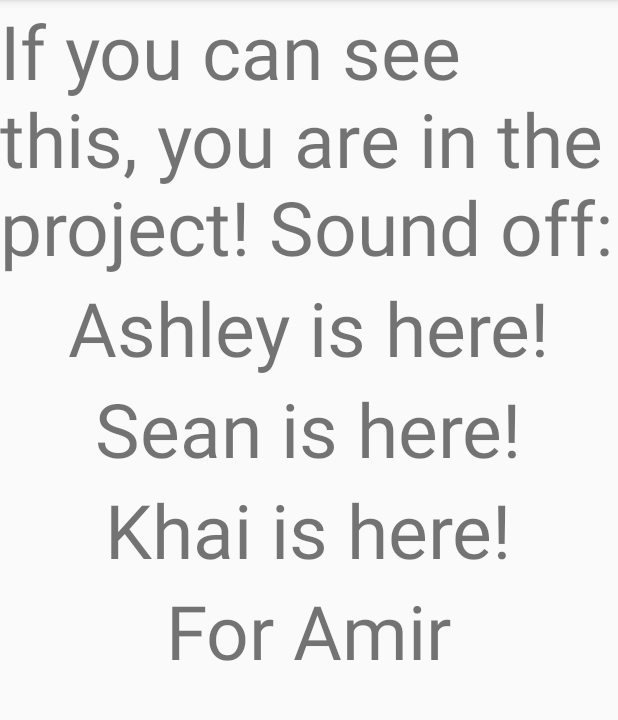
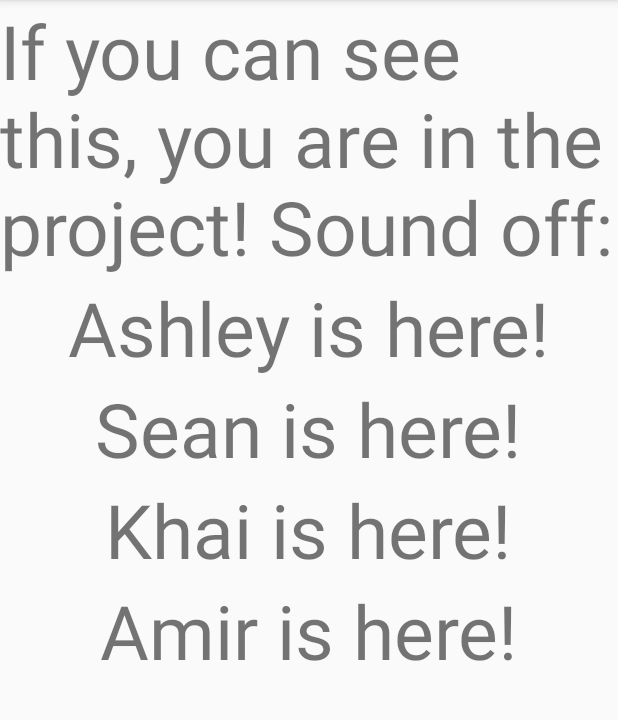
Before and after one commit to lacoite/Operation_iSpy, an Android app: the MainActivity screen opened directly, with no data from a screen before it, on a phone screen of 412 x 824 dp, the part 84-804 px from its top. Run offline under Robolectric (Android 15) with nearby library versions, the phone set to English and light mode, and no system bars.

Commit message:
Amir is here

```diff
--- a/app/src/main/res/layout/activity_main.xml
+++ b/app/src/main/res/layout/activity_main.xml
@@ -39,6 +39,6 @@
         android:layout_width="wrap_content"
         android:layout_height="wrap_content"
         android:layout_gravity="center"
-        android:text="For Amir"
+        android:text="Amir is here!"
         android:textSize="50dp" />
 </LinearLayout>
```
